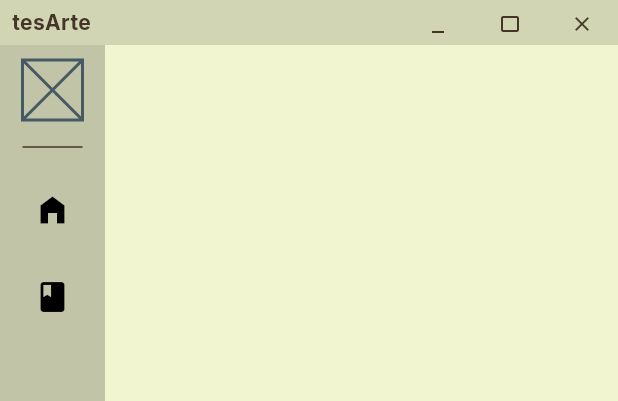
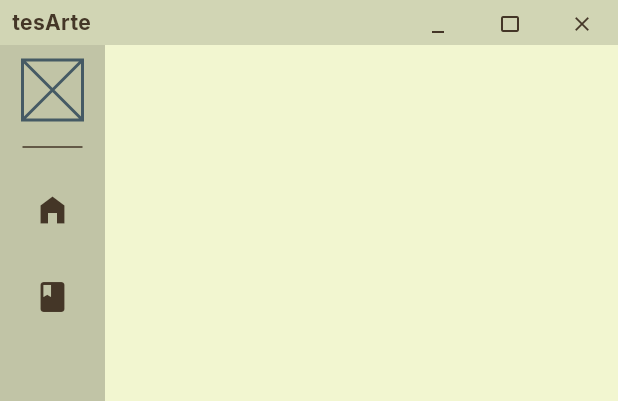
Before and after one commit to miguellrp/tesArte, a Flutter app: the BasicLayout widget shown alone on an empty page, opened directly, on a phone screen of 412 x 824 dp. Shown: the top 401 px of the screen. Run offline on Flutter 3.47's test engine with Material 3 defaults, Android fonts, the phone set to English and light mode, and no system bars; our stand-ins replace go_router, sqflite, sqflite_common_ffi; missing offline and left inert: window_manager; accounts and stored records are empty.

Commit message:
🧹 Arreglos menores

```diff
--- a/lib/common/components/tesarte_navigation_bar/tesarte_nav_bar_button.dart
+++ b/lib/common/components/tesarte_navigation_bar/tesarte_nav_bar_button.dart
@@ -22,21 +22,23 @@ class TesArteNavBarButton extends StatelessWidget {
     return RoundedRectangleBorder(borderRadius: BorderRadius.circular(4));
   }
 
-  Icon _getDestinationIcon() {
-    return Icon(destinationIcon, color: selected ? Colors.white : Colors.black,);
+  Icon _getDestinationIcon(BuildContext context) {
+    return Icon(destinationIcon,
+      color: selected ? Theme.of(context).colorScheme.secondary : Theme.of(context).colorScheme.onSurface
+    );
   }
 
   @override
   Widget build(BuildContext context) {
     return navBarExtended ? ListTile(
       contentPadding: const EdgeInsets.only(left: 10),
-      leading: _getDestinationIcon(),
+      leading: _getDestinationIcon(context),
       title: Text(destinationTitle, style: TextTheme.of(context).bodyMedium, maxLines: 1),
       shape: _getButtonShape(),
       onTap: destinationOnTap,
     ) : IconButton(
       tooltip: destinationTitle,
-      icon: _getDestinationIcon(),
+      icon: _getDestinationIcon(context),
       style: ButtonStyle(shape: WidgetStatePropertyAll(_getButtonShape())),
       onPressed: destinationOnTap,
     );
--- a/lib/common/layouts/basic_layout.dart
+++ b/lib/common/layouts/basic_layout.dart
@@ -25,7 +25,7 @@ class _BasicLayoutState extends State<BasicLayout> {
     return SkeletonLayout(content: Row(
       mainAxisSize: MainAxisSize.max,
       children: [
-        tesArteNavigationBar,
+        if (widget.showSideBar!) tesArteNavigationBar,
         Expanded(child: widget.body),
       ],
     ));
--- a/lib/main.dart
+++ b/lib/main.dart
@@ -29,11 +29,11 @@ void main() async {
   }
   databaseFactory = databaseFactoryFfi;
 
-  runApp(MyApp());
+  runApp(TesArteApp());
 }
 
-class MyApp extends StatelessWidget {
-  const MyApp({super.key});
+class TesArteApp extends StatelessWidget {
+  const TesArteApp({super.key});
 
   @override
   Widget build(BuildContext context) {
```
Also changed, not shown: 1 other file.
